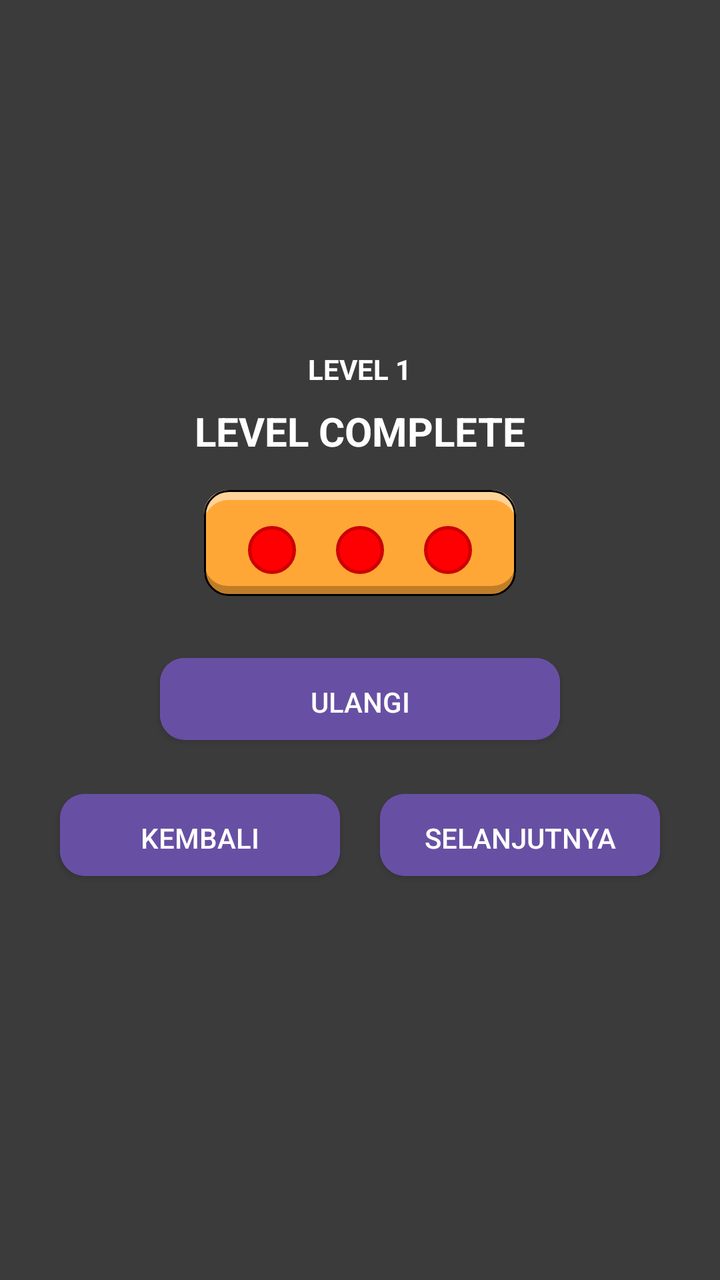
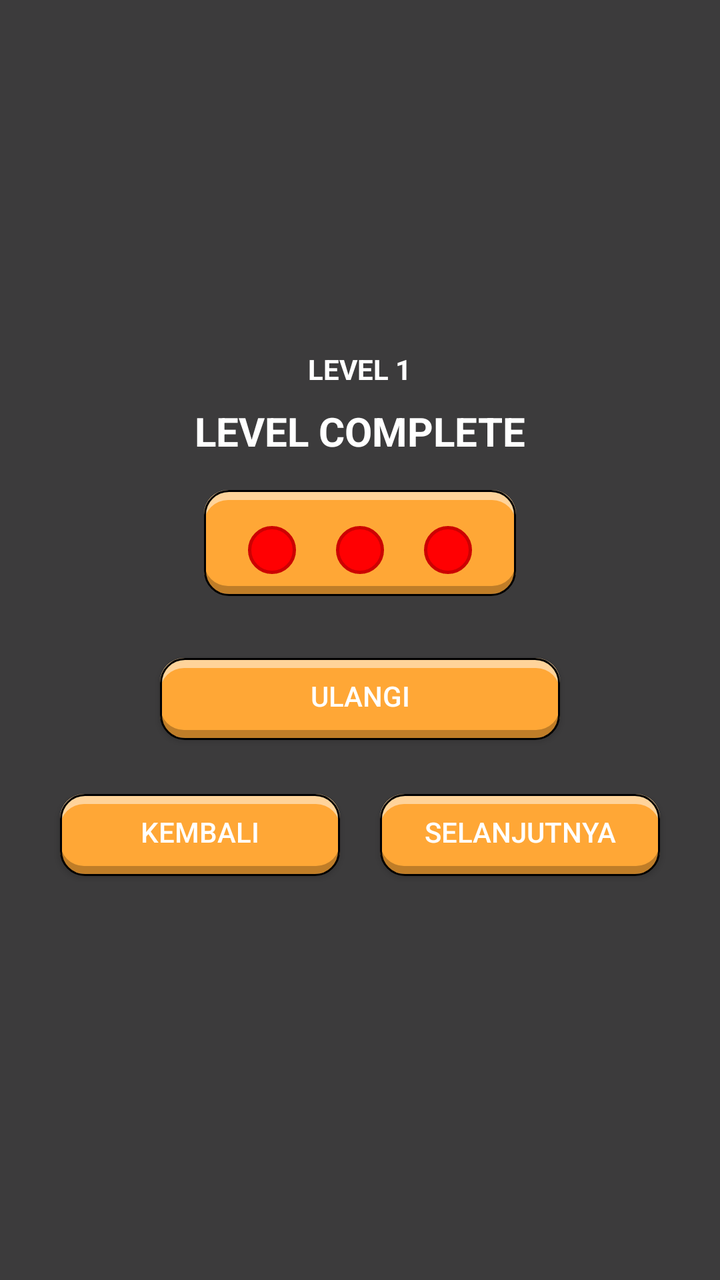

An Android layout rendered at two revisions. The XML below is the earlier revision; the diff shows what the commit changed to produce the second picture.
<!-- AndroidManifest.xml: another module's application theme Theme.PintuLogika -->
<!-- res/layout/dialog_level_complete.xml -->
<?xml version="1.0" encoding="utf-8"?>
<LinearLayout xmlns:android="http://schemas.android.com/apk/res/android"
    android:layout_width="match_parent"
    android:layout_height="match_parent"
    android:background="@drawable/bg_dialog_rounded"
    android:orientation="vertical"
    android:theme="@style/Theme.PintuLogika"
    android:gravity="center">

    
    <TextView
        android:id="@+id/tvLevel"
        android:layout_width="wrap_content"
        android:layout_height="wrap_content"
        android:text="LEVEL 1"
        android:textStyle="bold"
        android:textColor="@android:color/white"
        android:textSize="14sp"
        android:layout_marginBottom="8dp"/>

    
    <TextView
        android:id="@+id/tvTitle"
        android:layout_width="wrap_content"
        android:layout_height="wrap_content"
        android:text="LEVEL COMPLETE"
        android:textSize="20sp"
        android:textStyle="bold"
        android:textColor="@android:color/white"
        android:layout_marginBottom="16dp"/>

    
    <LinearLayout
        android:id="@+id/layoutResults"
        android:layout_width="wrap_content"
        android:layout_height="60dp"
        android:orientation="horizontal"
        android:background="@drawable/bg_result_box"
        android:padding="12dp"
        android:layout_marginBottom="24dp"
        android:gravity="center">

        <View
            android:id="@+id/dot1"
            android:layout_width="24dp"
            android:layout_height="24dp"
            android:layout_margin="10dp"
            android:background="@drawable/red_dot_indicator_stroke" />

        <View
            android:id="@+id/dot2"
            android:layout_width="24dp"
            android:layout_height="24dp"
            android:layout_margin="10dp"
            android:background="@drawable/red_dot_indicator_stroke" />

        <View
            android:id="@+id/dot3"
            android:layout_width="24dp"
            android:layout_height="24dp"
            android:layout_margin="10dp"
            android:background="@drawable/red_dot_indicator_stroke" />
    </LinearLayout>

    
    <TextView
        android:id="@+id/tvPerformance"
        android:layout_width="wrap_content"
        android:layout_height="wrap_content"
        android:text="Excellent Performance!"
        android:textSize="16sp"
        android:textStyle="bold"
        android:textColor="@android:color/white"
        android:layout_marginBottom="16dp"
        android:visibility="gone"/>

    
    <Button
        android:id="@+id/btnUlangi"
        android:layout_width="200dp"
        android:layout_height="wrap_content"
        android:text="Ulangi"
        style="@style/Widget.AppCompat.Button.Colored"
        android:background="@drawable/bg_result_box"
        android:textColor="@android:color/white"
        android:paddingBottom="10dp"/>

    
    <LinearLayout
        android:layout_width="match_parent"
        android:layout_height="wrap_content"
        android:gravity="center"
        android:padding="20dp"
        android:orientation="horizontal">

        
        <Button
            android:id="@+id/btnKembali"
            android:layout_width="0dp"
            android:layout_height="wrap_content"
            android:text="Kembali"
            android:layout_weight="1"
            android:layout_marginHorizontal="10dp"
            style="@style/Widget.AppCompat.Button.Colored"
            android:background="@drawable/bg_result_box"
            android:textColor="@android:color/white"
            android:paddingBottom="10dp"/>

        
        <Button
            android:id="@+id/btnSelanjutnya"
            android:layout_width="0dp"
            android:layout_height="wrap_content"
            android:text="Selanjutnya"
            android:layout_marginHorizontal="10dp"
            android:layout_weight="1"
            android:paddingHorizontal="20dp"
            android:paddingBottom="10dp"
            style="@style/Widget.AppCompat.Button.Colored"
            android:background="@drawable/bg_result_box"
            android:textColor="@android:color/white"/>

    </LinearLayout>

</LinearLayout>
<!-- resources referenced by this layout -->
<resources>
  <!-- drawable bg_dialog_rounded (drawable) -->
  <shape xmlns:android="http://schemas.android.com/apk/res/android">
      <solid android:color="#DD1E1E1E" /> 
  </shape>
  <!-- drawable bg_result_box (drawable) -->
  <?xml version="1.0" encoding="utf-8"?>
  <layer-list xmlns:android="http://schemas.android.com/apk/res/android">
  
  
  
      
      <item android:bottom="8dp" android:top="0dp">
          <shape android:shape="rectangle">
              <corners android:radius="12dp" />
              <solid android:color="#FFD39A" />
          </shape>
      </item>
  
      
      <item android:bottom="8dp" android:top="8dp">
          <shape android:shape="rectangle">
              <corners android:radius="12dp" />
              <solid android:color="#BF7D28" />
          </shape>
      </item>
  
      
      <item android:top="5dp" android:bottom="12dp" android:left="0dp" android:right="0dp">
          <shape android:shape="rectangle">
              <corners android:radius="12dp" />
              <solid android:color="#FFA736" />
          </shape>
      </item>
      
      <item android:top="0dp" android:bottom="7dp" android:left="0dp" android:right="0dp">
          <shape android:shape="rectangle">
              <corners android:radius="12dp" />
              <stroke android:width="1dp" android:color="#000000" />
              <solid android:color="@android:color/transparent" />
          </shape>
      </item>
  </layer-list>
  <!-- drawable red_dot_indicator_stroke (drawable) -->
  <?xml version="1.0" encoding="utf-8"?>
  <shape xmlns:android="http://schemas.android.com/apk/res/android"
      android:shape="oval">
  
      
      <solid android:color="@color/red_indicator" />
  
      
      <stroke
          android:width="1.5dp"
          android:color="@color/red_dot_indicator" />
  </shape>
  <style name="Theme.PintuLogika" parent="Base.Theme.PintuLogika" />
  <color name="red_indicator">#FF0002</color>
  <color name="red_dot_indicator">#CC0002</color>
  <style name="Base.Theme.PintuLogika" parent="Theme.Material3.DayNight.NoActionBar">
          
          
      </style>
</resources>

<!-- the commit's change to res/layout/dialog_level_complete.xml (unified diff, before → after) -->
@@ -75,7 +75,7 @@
         android:visibility="gone"/>
 
     
-    <Button
+    <androidx.appcompat.widget.AppCompatButton
         android:id="@+id/btnUlangi"
         android:layout_width="200dp"
         android:layout_height="wrap_content"
@@ -94,7 +94,7 @@
         android:orientation="horizontal">
 
         
-        <Button
+        <androidx.appcompat.widget.AppCompatButton
             android:id="@+id/btnKembali"
             android:layout_width="0dp"
             android:layout_height="wrap_content"
@@ -107,7 +107,7 @@
             android:paddingBottom="10dp"/>
 
         
-        <Button
+        <androidx.appcompat.widget.AppCompatButton
             android:id="@+id/btnSelanjutnya"
             android:layout_width="0dp"
             android:layout_height="wrap_content"
<!-- resource entries referenced after the edit -->
@@ -61,6 +61,18 @@
   <style name="Base.Theme.PintuLogika" parent="Theme.Material3.DayNight.NoActionBar">
           
           
+  
+  
+          <item name="android:statusBarColor">@android:color/transparent</item>
+          <item name="android:windowTranslucentStatus">true</item>
+          <item name="android:windowLightStatusBar">true</item> 
+  
+          <item name="android:windowSplashScreenBackground">@color/white</item>
+          <item name="android:windowSplashScreenAnimatedIcon">@drawable/logo</item>
+          <item name="android:windowSplashScreenIconBackgroundColor">@android:color/transparent</item>
+          <item name="postSplashScreenTheme">@style/Theme.PintuLogika</item>
       </style>
+  <color name="white">#FFFFFFFF</color>
+  <!-- drawable logo: vector/xml drawable (drawable, 42423 chars, omitted) -->
 </resources>
 
